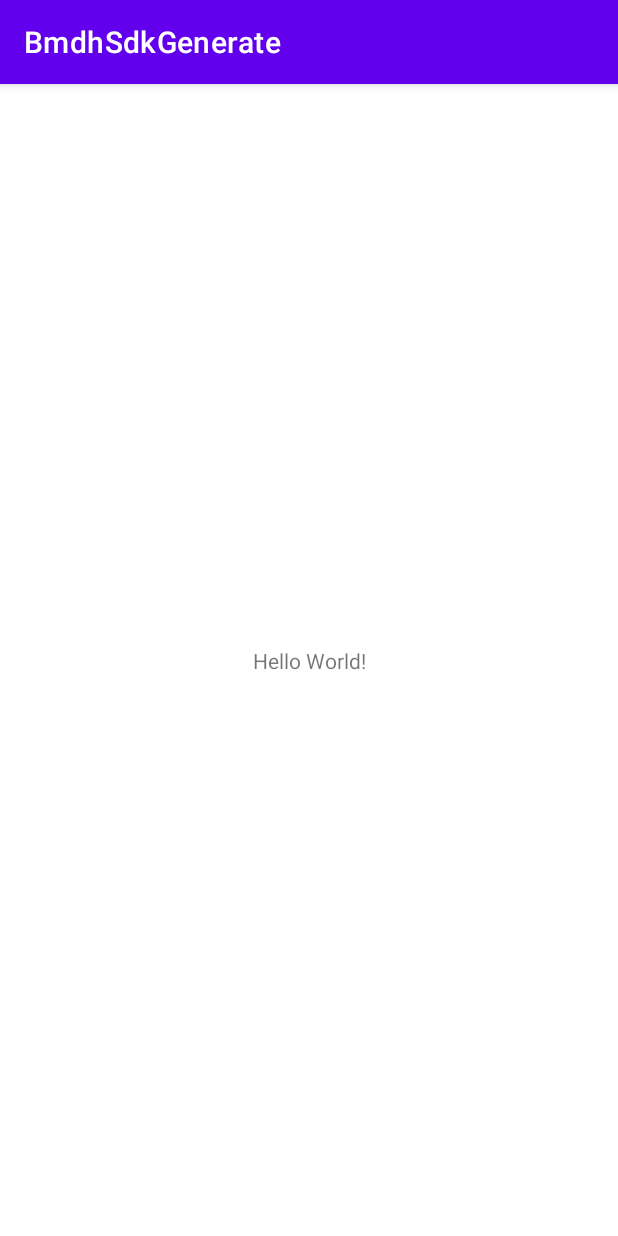
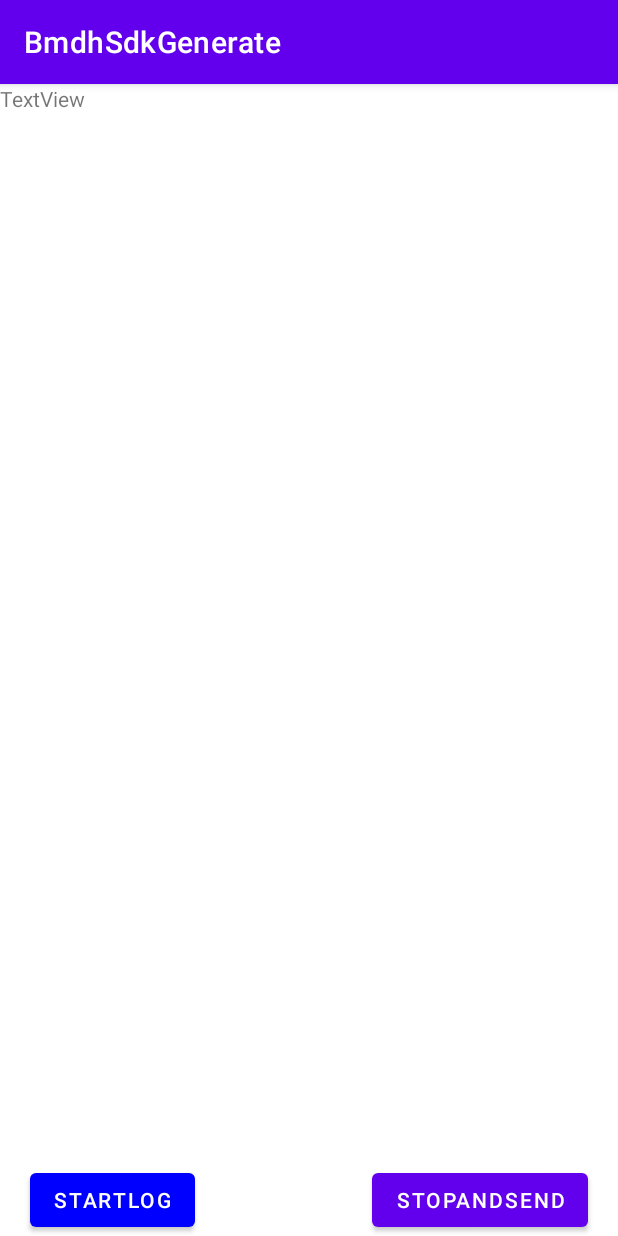
Before and after one commit to ETS-Android2/publishSDK, an Android app: the screen it shows after launch (MainActivity), on a phone screen of 412 x 824 dp. Run offline under Robolectric (Android 15) with nearby library versions, the phone set to English and light mode, and no system bars.

Commit message:
add log to file;add log to app screnn;change the indoor file type

```diff
--- a/app/src/main/res/layout/activity_main.xml
+++ b/app/src/main/res/layout/activity_main.xml
@@ -7,12 +7,34 @@
     tools:context=".MainActivity">
 
     <TextView
+        android:id="@+id/textView1"
         android:layout_width="wrap_content"
         android:layout_height="wrap_content"
-        android:text="Hello World!"
+        android:scrollbars="vertical"
+        android:text="TextView"
+        tools:ignore="MissingConstraints"
+        tools:layout_editor_absoluteX="47dp"
+        tools:layout_editor_absoluteY="53dp" />
+
+    <Button
+        android:id="@+id/button2"
+        android:layout_width="wrap_content"
+        android:layout_height="wrap_content"
+        android:layout_marginEnd="20dp"
+        android:text="StopAndSend"
         app:layout_constraintBottom_toBottomOf="parent"
-        app:layout_constraintLeft_toLeftOf="parent"
-        app:layout_constraintRight_toRightOf="parent"
-        app:layout_constraintTop_toTopOf="parent" />
+        app:layout_constraintEnd_toEndOf="parent"
+        tools:ignore="MissingConstraints" />
+
+
+    <Button
+        android:id="@+id/button"
+        android:layout_width="wrap_content"
+        android:layout_height="wrap_content"
+        android:layout_marginStart="20dp"
+        android:text="StartLog"
+        app:layout_constraintBottom_toBottomOf="parent"
+        app:layout_constraintStart_toStartOf="parent"
+        tools:ignore="MissingConstraints" />
 
 </androidx.constraintlayout.widget.ConstraintLayout>
```
Also changed, not shown: app/src/main/java/com/bmdh/bmdhsdkgenerate/MainActivity.java (+134 -18 lines), 1 other file.
